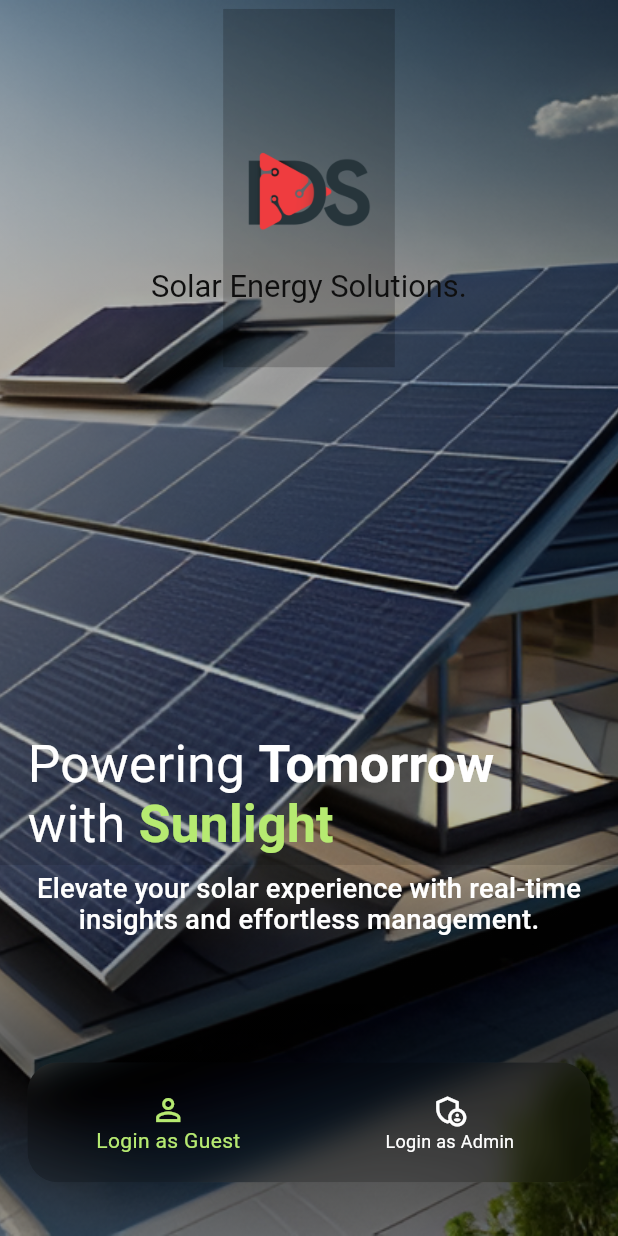
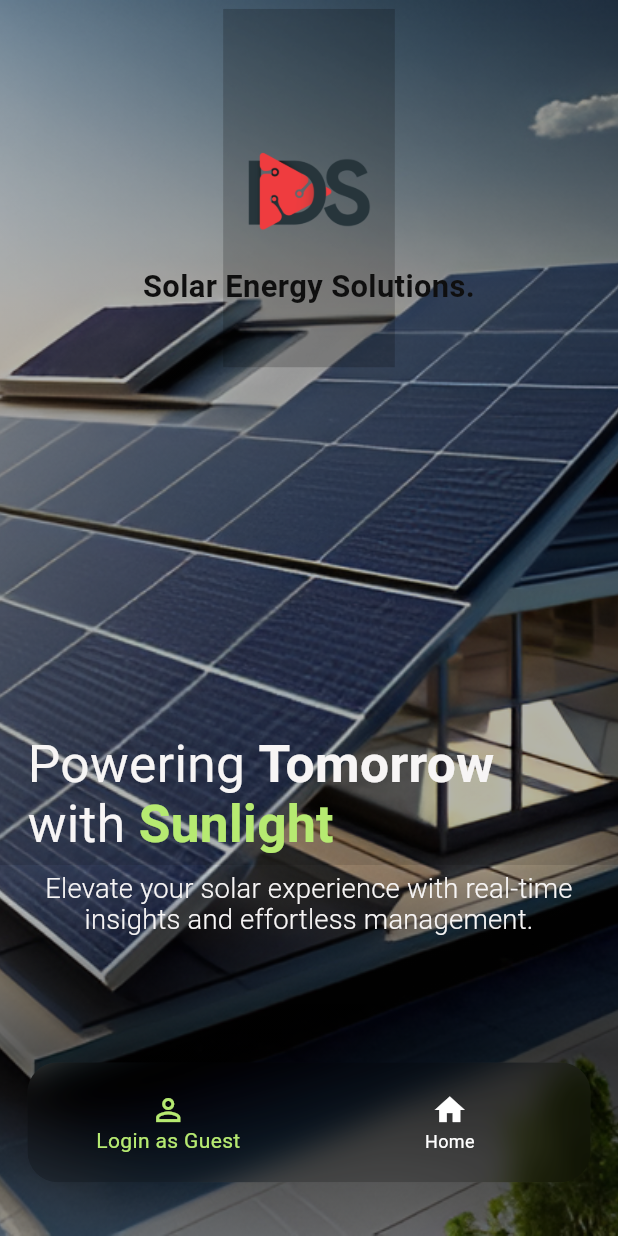
Before and after one commit to MuhammadZeeshanAkram/Eco-Tech_Solar_Solutions-app, a Flutter app: the screen it shows after launch, on a phone screen of 412 x 824 dp. Run offline on Flutter 3.47's test engine with Material 3 defaults, Android fonts, the phone set to English and light mode, and no system bars; our stand-ins replace adaptive_theme, device_preview, flutter_screenutil, google_fonts; Roboto replaces fonts that are missing (Ubuntu).

Commit message:
INITIAL SETUP OF THE WELCOM SCREEN

```diff
--- a/frontend/lib/Common Screens/splash_screen.dart
+++ b/frontend/lib/Common Screens/splash_screen.dart
@@ -1,9 +1,8 @@
 import 'package:flutter/material.dart';
 import 'package:flutter_screenutil/flutter_screenutil.dart';
 import 'package:frontend/Users/Modules/AUTHENTICATION/screens/login_screen.dart';
-import 'package:google_fonts/google_fonts.dart';
-
 import 'dart:ui';
+import 'package:frontend/constants.dart'; // Import the constants.dart file
 
 class SplashScreen extends StatefulWidget {
   const SplashScreen({super.key});
@@ -32,8 +31,6 @@ class _SplashScreenState extends State<SplashScreen> {
 
   @override
   Widget build(BuildContext context) {
-    TextTheme textTheme = Theme.of(context).textTheme;
-
     return Scaffold(
       body: SafeArea(
         child: Stack(
@@ -41,7 +38,7 @@ class _SplashScreenState extends State<SplashScreen> {
             // Background Image
             Positioned.fill(
               child: Image.asset(
-                'assets/background image/backgroundImage.png',
+                'assets/background_image/backgroundImage.png',
                 fit: BoxFit.cover,
                 height: 1.sh,
                 width: 1.sw,
@@ -60,12 +57,7 @@ class _SplashScreenState extends State<SplashScreen> {
                     ],
                     begin: Alignment.bottomCenter,
                     end: Alignment.center,
-                    stops: const [
-                      0.0,
-                      0.3,
-                      0.6,
-                      0.4,
-                    ],
+                    stops: const [0.0, 0.3, 0.6, 0.4],
                   ),
                 ),
               ),
@@ -80,12 +72,13 @@ class _SplashScreenState extends State<SplashScreen> {
                   decoration: BoxDecoration(
                     boxShadow: [
                       BoxShadow(
-                        color: const Color.fromARGB(24, 0, 0, 0).withOpacity(0.2),
+                        color:
+                            const Color.fromARGB(24, 0, 0, 0).withOpacity(0.2),
                       ),
                     ],
                   ),
                   child: Image.asset(
-                    'assets/company logo/logo.png',
+                    'assets/company_logo/logo.png',
                     height: 200.h,
                     width: 100.w,
                   ),
@@ -102,17 +95,14 @@ class _SplashScreenState extends State<SplashScreen> {
                   padding: EdgeInsets.symmetric(horizontal: 20.w),
                   child: Text(
                     'Solar Energy Solutions.',
-                    style: textTheme.headlineSmall?.copyWith(
+                    style: appTextTheme.headlineSmall?.copyWith(
                       color: const Color.fromARGB(255, 15, 15, 15),
-                        fontSize: 18.sp),
+                      fontSize: 18.sp,
+                    ),
                     textAlign: TextAlign.center,
-
                   ),
-
                 ),
-
               ),
-
             ),
             SizedBox(height: 410.h),
             // Centered Text with Manual Positioning
@@ -126,27 +116,27 @@ class _SplashScreenState extends State<SplashScreen> {
                     child: Text.rich(
                       TextSpan(
                         text: 'Powering ',
-                        style: textTheme.headlineMedium?.copyWith(
+                        style: appTextTheme.headlineMedium?.copyWith(
                           fontSize: 30.sp,
+                          color: const Color.fromARGB(255, 247, 245, 245),
                         ),
                         children: <TextSpan>[
                           TextSpan(
                             text: 'Tomorrow',
-                            style: textTheme.headlineMedium!.copyWith(
+                            style: appTextTheme.headlineMedium!.copyWith(
                               fontWeight: FontWeight.bold,
                               fontSize: 30.sp,
                             ),
                           ),
                           TextSpan(
                             text: ' with ',
-                            style: textTheme.headlineMedium?.copyWith(
+                            style: appTextTheme.headlineMedium?.copyWith(
                               fontSize: 30.sp,
                             ),
-
                           ),
                           TextSpan(
                             text: 'Sunlight',
-                            style: textTheme.headlineMedium!.copyWith(
+                            style: appTextTheme.headlineMedium!.copyWith(
                               fontWeight: FontWeight.bold,
                               color: const Color.fromARGB(255, 182, 234, 113),
                               fontSize: 30.sp,
@@ -161,8 +151,9 @@ class _SplashScreenState extends State<SplashScreen> {
                     padding: EdgeInsets.symmetric(horizontal: 20.w),
                     child: Text(
                       'Elevate your solar experience with real-time insights and effortless management.',
-                      style: textTheme.titleLarge?.copyWith(
+                      style: appTextTheme.titleLarge?.copyWith(
                         fontSize: 16.sp,
+                        color: const Color.fromARGB(255, 247, 245, 245),
                       ),
                       textAlign: TextAlign.center,
                     ),
@@ -194,17 +185,17 @@ class _SplashScreenState extends State<SplashScreen> {
                             label: 'Login as Guest',
                           ),
                           BottomNavigationBarItem(
-                          icon: Icon(Icons.admin_panel_settings_outlined),
-                          label: 'Login as Admin',
+                            icon: Icon(Icons.home),
+                            label: 'Home',
                           ),
                         ],
                         currentIndex: _currentIndex,
-                      selectedItemColor: const Color.fromARGB(255, 182, 234, 113),
+                        selectedItemColor:
+                            const Color.fromARGB(255, 182, 234, 113),
                         unselectedItemColor: Colors.white,
                         onTap: _onItemTapped,
                         elevation: 0,
-                    ),
-                  ),
+                      )),
                 ),
               ),
             ),
--- a/frontend/lib/Users/Modules/AUTHENTICATION/services/services.dart
+++ b/frontend/lib/Users/Modules/AUTHENTICATION/services/services.dart
@@ -1,6 +1,4 @@
-import 'dart:convert';
 import 'package:http/http.dart' as http;
-import 'package:flutter/material.dart';
 
 class AuthService {
   // Base URL for your Node.js backend
--- a/frontend/lib/constants.dart
+++ b/frontend/lib/constants.dart
@@ -1,20 +1,19 @@
 import 'package:flutter/material.dart';
 import 'package:google_fonts/google_fonts.dart';
 
-//kPadding+Margin
-const KpaddingMargin=EdgeInsets.all(20);
-
-TextTheme _textTheme =TextTheme(
-   displayLarge: GoogleFonts.ubuntu(    fontSize: 10,    fontWeight: FontWeight.w300,    letterSpacing: -1.5  ),
-   displayMedium: GoogleFonts.ubuntu(    fontSize: 62,    fontWeight: FontWeight.w300,    letterSpacing: -0.5  ),
-    displaySmall: GoogleFonts.whisper(    fontSize: 20,    fontWeight: FontWeight.w400  ),
-    headlineMedium: GoogleFonts.ubuntu(    fontSize: 35,    fontWeight: FontWeight.w400,    letterSpacing: 0.25  ),
-     headlineSmall: GoogleFonts.roboto(    fontSize: 25,    fontWeight: FontWeight.w700  ),
-      titleLarge: GoogleFonts.roboto(    fontSize: 21,    fontWeight: FontWeight.w300,    letterSpacing: 0.15  ),
-      titleMedium: GoogleFonts.whisper(    fontSize: 16,    fontWeight: FontWeight.w400,    letterSpacing: 0.15  ),
-      titleSmall: GoogleFonts.roboto(    fontSize: 18,    fontWeight: FontWeight.w500,    letterSpacing: 0.1  ),
-      bodyLarge: GoogleFonts.roboto(    fontSize: 25,    fontWeight: FontWeight.w400,    letterSpacing: 0.7  ),
-       bodyMedium: GoogleFonts.roboto(    fontSize: 14,    fontWeight: FontWeight.w400,    letterSpacing: 0.25  ),
-        labelLarge: GoogleFonts.roboto(    fontSize: 14,    fontWeight: FontWeight.w500,    letterSpacing: 1.25  ),
-        bodySmall: GoogleFonts.roboto(    fontSize: 12,    fontWeight: FontWeight.w400,    letterSpacing: 0.4  ),
-         labelSmall: GoogleFonts.roboto(    fontSize: 10,    fontWeight: FontWeight.w400,    letterSpacing: 1.5  ),);
+// Define the text theme with Google Fonts
+final TextTheme appTextTheme = TextTheme(
+  displayLarge: GoogleFonts.ubuntu(fontSize: 10, fontWeight: FontWeight.w300, letterSpacing: -1.5),
+  displayMedium: GoogleFonts.ubuntu(fontSize: 62, fontWeight: FontWeight.w300, letterSpacing: -0.5),
+  displaySmall: GoogleFonts.whisper(fontSize: 20, fontWeight: FontWeight.w400),
+  headlineMedium: GoogleFonts.ubuntu(fontSize: 35, fontWeight: FontWeight.w400, letterSpacing: 0.25),
+  headlineSmall: GoogleFonts.roboto(fontSize: 25, fontWeight: FontWeight.w700),
+  titleLarge: GoogleFonts.roboto(fontSize: 21, fontWeight: FontWeight.w300, letterSpacing: 0.15),
+  titleMedium: GoogleFonts.whisper(fontSize: 16, fontWeight: FontWeight.w400, letterSpacing: 0.15),
+  titleSmall: GoogleFonts.roboto(fontSize: 18, fontWeight: FontWeight.w500, letterSpacing: 0.1),
+  bodyLarge: GoogleFonts.roboto(fontSize: 25, fontWeight: FontWeight.w400, letterSpacing: 0.7),
+  bodyMedium: GoogleFonts.roboto(fontSize: 14, fontWeight: FontWeight.w400, letterSpacing: 0.25),
+  labelLarge: GoogleFonts.roboto(fontSize: 14, fontWeight: FontWeight.w500, letterSpacing: 1.25),
+  bodySmall: GoogleFonts.roboto(fontSize: 12, fontWeight: FontWeight.w400, letterSpacing: 0.4),
+  labelSmall: GoogleFonts.roboto(fontSize: 10, fontWeight: FontWeight.w400, letterSpacing: 1.5),
+);
--- a/frontend/lib/main.dart
+++ b/frontend/lib/main.dart
@@ -1,5 +1,3 @@
-import 'package:device_preview/device_preview.dart';
-import 'package:flutter/foundation.dart';
 import 'package:flutter/material.dart';
 import 'package:frontend/widgets/my_app.dart';
 
```
Also changed, not shown: frontend/pubspec.yaml (+3 -70 lines), frontend/assets/background image/image.jpg (deleted), frontend/assets/background image/image.png (deleted), frontend/assets/background_image/backgroundImage.png (renamed from frontend/assets/background image/backgroundImage.png), frontend/assets/company_logo/logo.png (renamed from frontend/assets/company logo/logo.png), frontend/pubspec.lock. Lines whose indentation alone changed are shown as unchanged.
